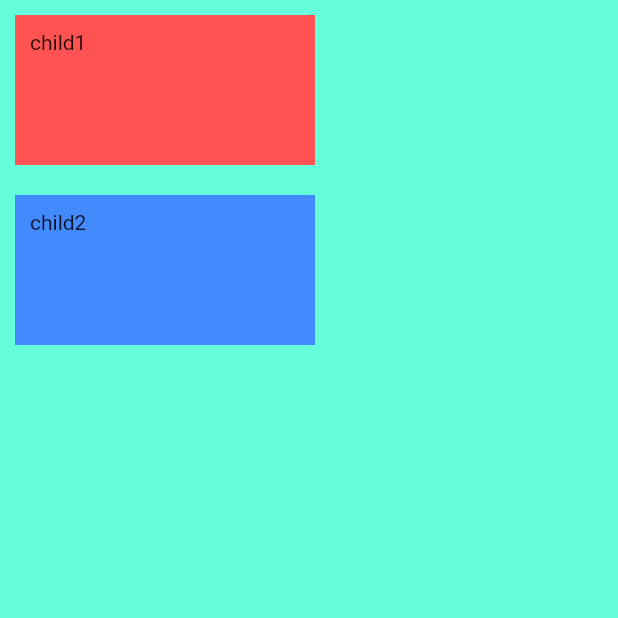
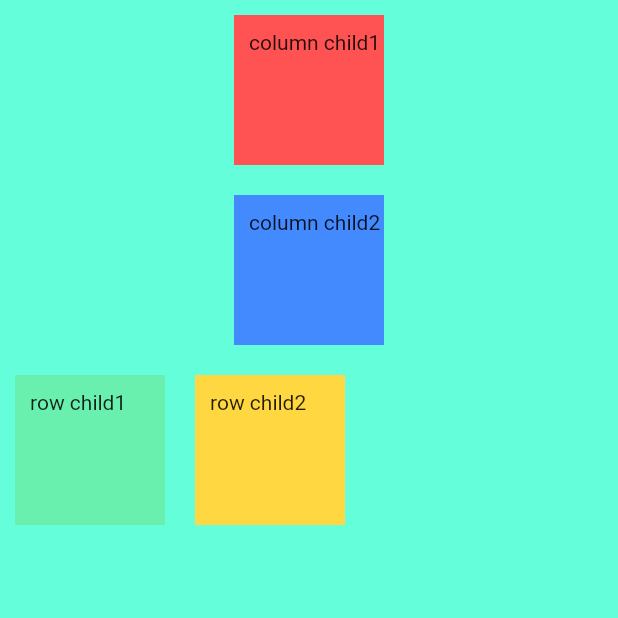
Before and after one commit to siddharth-kothari-spk/Flutter, a Flutter app: the screen it shows after launch, on a phone screen of 412 x 824 dp, the top half of it. Run offline on Flutter 3.47's test engine with Material 2 defaults, Android fonts, the light colour scheme and no system bars.

Commit message:
using row inside column

```diff
--- a/mi_card_flutter-master/lib/main.dart
+++ b/mi_card_flutter-master/lib/main.dart
@@ -17,22 +17,44 @@ class MyApp extends StatelessWidget {
             children: [
               Container(
                 color: Colors.redAccent,
-                child: Text("child1"),
+                child: Text("column child1"),
                 height: 100,
-                width: 200,
+                width: 100,
                 margin: EdgeInsets.fromLTRB(
                     10, 10, 10, 10), // offset from edges of screen,
                 padding: EdgeInsets.only(left: 10, top: 10),
               ),
               Container(
                 color: Colors.blueAccent,
-                child: Text("child2"),
+                child: Text("column child2"),
                 height: 100,
-                width: 200,
+                width: 100,
                 margin: EdgeInsets.fromLTRB(
                     10, 10, 10, 10), // offset from edges of screen,
                 padding: EdgeInsets.only(left: 10, top: 10),
               ),
+              Row(
+                children: [
+                  Container(
+                    color: Colors.greenAccent,
+                    child: Text("row child1"),
+                    height: 100,
+                    width: 100,
+                    margin: EdgeInsets.fromLTRB(
+                        10, 10, 10, 10), // offset from edges of screen,
+                    padding: EdgeInsets.only(left: 10, top: 10),
+                  ),
+                  Container(
+                    color: Colors.amberAccent,
+                    child: Text("row child2"),
+                    height: 100,
+                    width: 100,
+                    margin: EdgeInsets.fromLTRB(
+                        10, 10, 10, 10), // offset from edges of screen,
+                    padding: EdgeInsets.only(left: 10, top: 10),
+                  ),
+                ],
+              )
             ],
           ),
         ),
```
